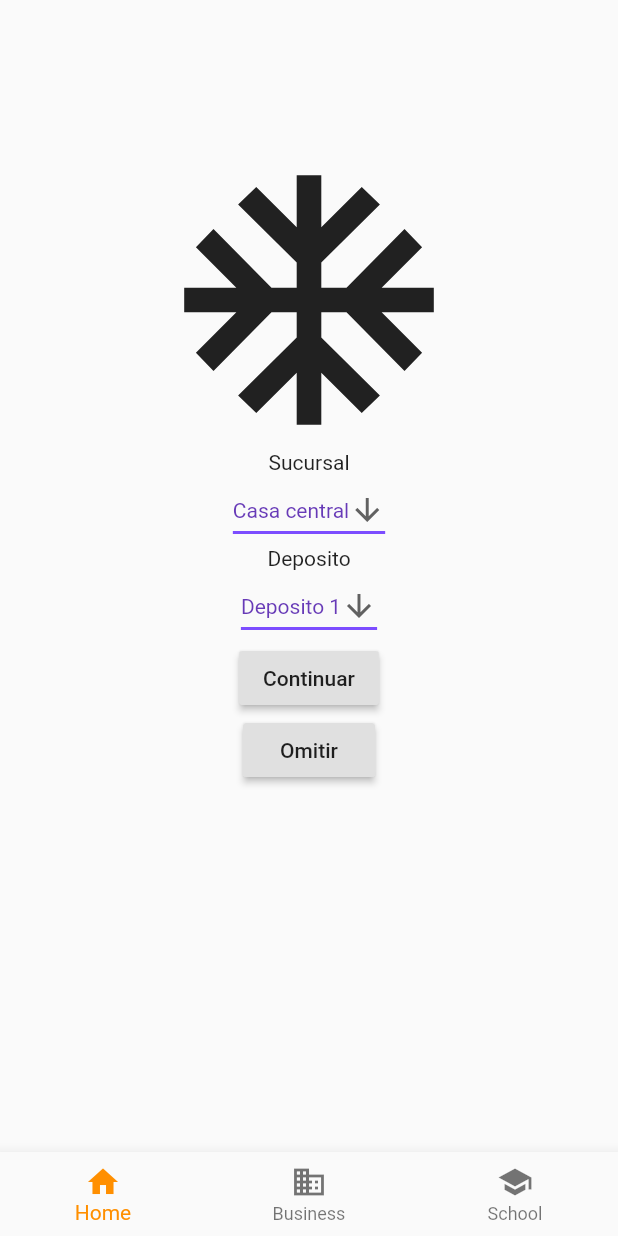
After one commit to spaisariel/proyectos_flutter, a Flutter app: the screen it shows after launch, on a phone screen of 412 x 824 dp. The commit adds this screen. Run offline on Flutter 3.47's test engine with Material 2 defaults, Android fonts, the light colour scheme and no system bars; our stand-ins replace dio, eva_icons_flutter, lazy_load_scrollview, rxdart; missing offline and left inert: lazy_data_table.

Commit message:
19102020 login2

```diff
--- a/lib/blocs/get_commentlist_bloc.dart
+++ b/lib/blocs/get_commentlist_bloc.dart
@@ -4,8 +4,7 @@ import 'package:rxdart/rxdart.dart';
 
 class CommentListBloc {
   final Repository _repository = Repository();
-  final BehaviorSubject<CommentResponse> _subject =
-      BehaviorSubject<CommentResponse>();
+  final BehaviorSubject<CommentResponse> _subject = BehaviorSubject<CommentResponse>();
 
   getCommentList() async {
     CommentResponse response = await _repository.getCommentList();
--- /dev/null
+++ b/lib/screens/login2_screen.dart
@@ -0,0 +1,120 @@
+import 'package:flutter/material.dart';
+import 'package:flutter/services.dart';
+
+class Login2Screen extends StatefulWidget {
+  @override
+  _Login2ScreenState createState() => _Login2ScreenState();
+}
+
+Color azulGrandi = new Color.fromARGB(255, 0, 141, 210);
+
+class _Login2ScreenState extends State<Login2Screen> {
+  @override
+  Widget build(BuildContext context) {
+    return Scaffold(
+      body: Center(
+        child: Column(
+          children: [
+            SizedBox(
+              height: 100,
+            ),
+            Icon(
+              Icons.ac_unit,
+              size: 200,
+            ),
+            Text('Sucursal'),
+            ComboBoxSucursalWidget(),
+            Text('Deposito'),
+            ComboBoxDepositoWidget(),
+            RaisedButton(
+              child: Text('Continuar'),
+              onPressed: () {},
+            ),
+            RaisedButton(
+              child: Text('Omitir'),
+              onPressed: () {},
+            ),
+          ],
+        ),
+      ),
+    );
+  }
+}
+
+class ComboBoxSucursalWidget extends StatefulWidget {
+  ComboBoxSucursalWidget({Key key}) : super(key: key);
+
+  @override
+  _ComboBoxSucursalWidgetState createState() => _ComboBoxSucursalWidgetState();
+}
+
+/// This is the private State class that goes with ComboBoxSucursalWidget.
+class _ComboBoxSucursalWidgetState extends State<ComboBoxSucursalWidget> {
+  String dropdownValue = 'Casa central';
+
+  @override
+  Widget build(BuildContext context) {
+    return DropdownButton<String>(
+      value: dropdownValue,
+      icon: Icon(Icons.arrow_downward),
+      iconSize: 24,
+      elevation: 16,
+      style: TextStyle(color: Colors.deepPurple),
+      underline: Container(
+        height: 2,
+        color: Colors.deepPurpleAccent,
+      ),
+      onChanged: (String newValue) {
+        setState(() {
+          dropdownValue = newValue;
+        });
+      },
+      items: <String>['Casa central', 'Sucursal  1', 'Sucursal 2', 'Sucursal 3']
+          .map<DropdownMenuItem<String>>((String value) {
+        return DropdownMenuItem<String>(
+          value: value,
+          child: Text(value),
+        );
+      }).toList(),
+    );
+  }
+}
+
+class ComboBoxDepositoWidget extends StatefulWidget {
+  ComboBoxDepositoWidget({Key key}) : super(key: key);
+
+  @override
+  _ComboBoxDepositoWidgetState createState() => _ComboBoxDepositoWidgetState();
+}
+
+/// This is the private State class that goes with ComboBoxSucursalWidget.
+class _ComboBoxDepositoWidgetState extends State<ComboBoxDepositoWidget> {
+  String dropdownValue = 'Deposito 1';
+
+  @override
+  Widget build(BuildContext context) {
+    return DropdownButton<String>(
+      value: dropdownValue,
+      icon: Icon(Icons.arrow_downward),
+      iconSize: 24,
+      elevation: 16,
+      style: TextStyle(color: Colors.deepPurple),
+      underline: Container(
+        height: 2,
+        color: Colors.deepPurpleAccent,
+      ),
+      onChanged: (String newValue) {
+        setState(() {
+          dropdownValue = newValue;
+        });
+      },
+      items: <String>['Deposito 1', 'Deposito 2', 'Deposito 3', 'Deposito 4']
+          .map<DropdownMenuItem<String>>((String value) {
+        return DropdownMenuItem<String>(
+          value: value,
+          child: Text(value),
+        );
+      }).toList(),
+    );
+  }
+}
--- a/lib/screens/menu_screen.dart
+++ b/lib/screens/menu_screen.dart
@@ -1,10 +1,7 @@
 import 'package:flutter/material.dart';
-import 'package:prueba3_git/screens/auditoria_screen.dart';
+import 'package:prueba3_git/screens/login2_screen.dart';
 import 'package:prueba3_git/screens/stock_screen.dart';
 import 'package:prueba3_git/style/theme.dart' as Style;
-import 'package:prueba3_git/widgets/appbar_widget.dart';
-import 'package:prueba3_git/widgets/botones_busqueda_widget.dart';
-import 'package:prueba3_git/widgets/botones_principal_widget.dart';
 
 /// This is the stateful widget that the main application instantiates.
 class MenuScreen extends StatefulWidget {
@@ -21,8 +18,9 @@ class _MenuScreenState extends State<MenuScreen> {
       TextStyle(fontSize: 30, fontWeight: FontWeight.bold);
 
   List<Widget> _widgetOptions = <Widget>[
-    StockScreen(),
+    //StockScreen(),
     //AuditoriaScreen(),
+    Login2Screen()
   ];
 
   void _onItemTapped(int index) {
@@ -43,15 +41,15 @@ class _MenuScreenState extends State<MenuScreen> {
         items: const <BottomNavigationBarItem>[
           BottomNavigationBarItem(
             icon: Icon(Icons.home),
-            label: ('Home'),
+            title: Text('Home'),
           ),
           BottomNavigationBarItem(
             icon: Icon(Icons.business),
-            label: ('Business'),
+            title: Text('Business'),
           ),
           BottomNavigationBarItem(
             icon: Icon(Icons.school),
-            label: ('School'),
+            title: Text('School'),
           ),
         ],
         currentIndex: _selectedIndex,
--- a/lib/widgets/botones_principal_widget.dart
+++ b/lib/widgets/botones_principal_widget.dart
@@ -48,7 +48,7 @@ class BotonesPrincipalWidget extends StatelessWidget {
             color: Style.Colors.secondColor,
             textColor: Style.Colors.titleColor,
             child: Row(children: <Widget>[
-              Icon(Icons.shopping_bag_outlined, size: 80),
+              Icon(Icons.accessibility, size: 80),
               Text(
                 '''CONTROL DE INVENTARIO'''.toUpperCase(),
                 style: TextStyle(
@@ -68,7 +68,7 @@ class BotonesPrincipalWidget extends StatelessWidget {
             color: Style.Colors.secondColor,
             textColor: Style.Colors.titleColor,
             child: Row(children: <Widget>[
-              Icon(Icons.textsms_outlined, size: 80),
+              Icon(Icons.accessibility_new, size: 80),
               Text(
                 '''CONSULTAS DE AUDITORIAS'''.toUpperCase(),
                 style: TextStyle(
--- a/pubspec.yaml
+++ b/pubspec.yaml
@@ -31,7 +31,8 @@ dependencies:
   # The following adds the Cupertino Icons font to your application.
   # Use with the CupertinoIcons class for iOS style icons.
   cupertino_icons: ^0.1.3
-
+  lazy_data_table: ^0.1.5
+  lazy_load_scrollview:
 dev_dependencies:
   flutter_test:
     sdk: flutter
```
Also changed, not shown: lib/widgets/auditoria_datatable_widget.dart (+127 -6 lines), lib/widgets/listviewtabla_widget.dart (added, +34 -0 lines), pubspec.lock.
